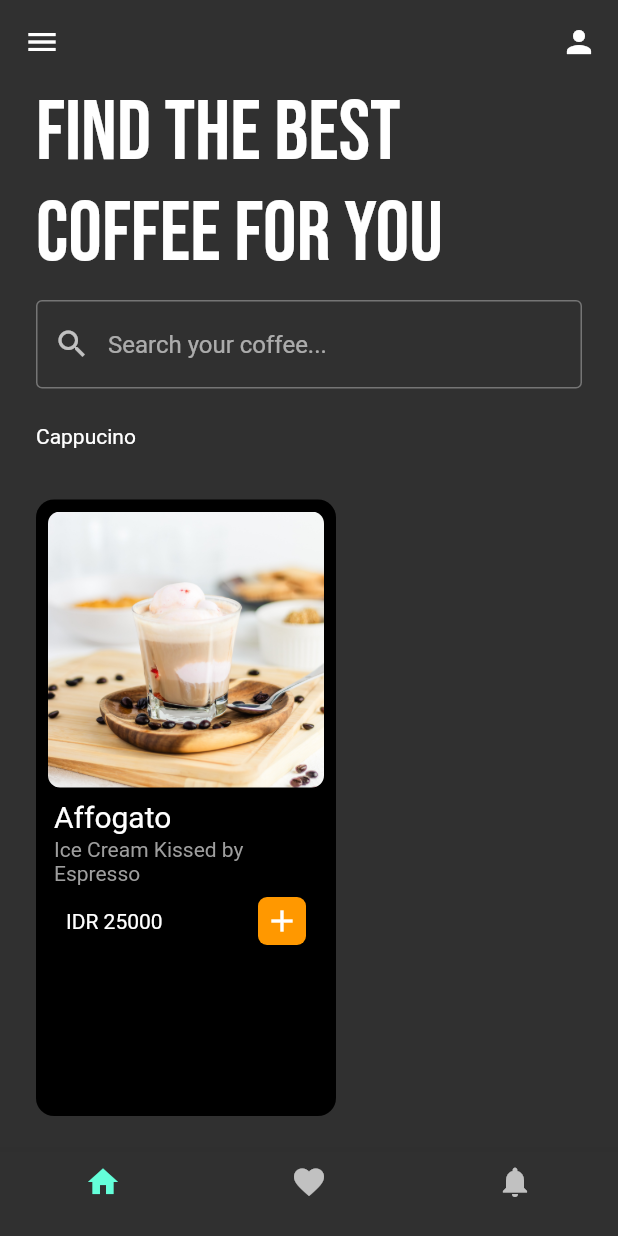
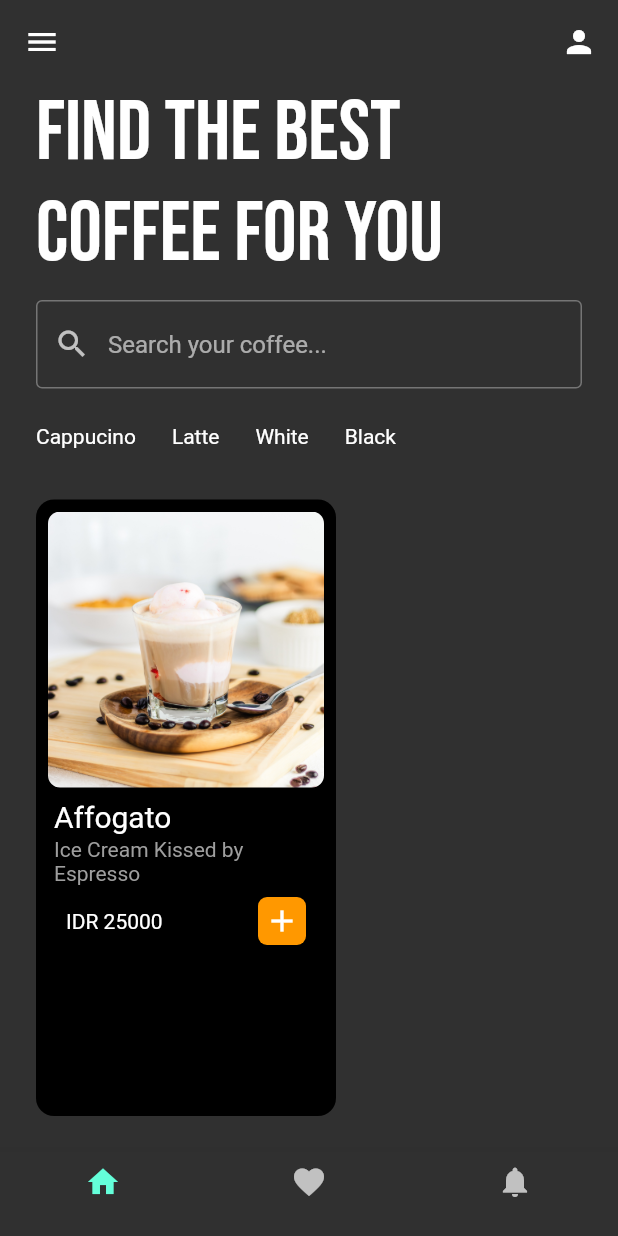
Before and after one commit to mmajapahitnw/dicoding-flutter-final-project, a Flutter app: the screen it shows after launch, on a phone screen of 412 x 824 dp. Run offline on Flutter 3.47's test engine with Material 2 defaults, Android fonts, the phone set to English and light mode, and no system bars.

Commit message:
Update homepage.dart

```diff
--- a/cafe_app_ui/lib/pages/homepage.dart
+++ b/cafe_app_ui/lib/pages/homepage.dart
@@ -63,7 +63,10 @@ class _HomePageState extends State<HomePage> {
             child: ListView(
               scrollDirection: Axis.horizontal,
               children: [
-                CoffeeType(name: 'Cappucino')
+                CoffeeType(name: 'Cappucino'),
+                CoffeeType(name: 'Latte'),
+                CoffeeType(name: 'White'),
+                CoffeeType(name: 'Black'),
               ],
             ),
           ),
```
